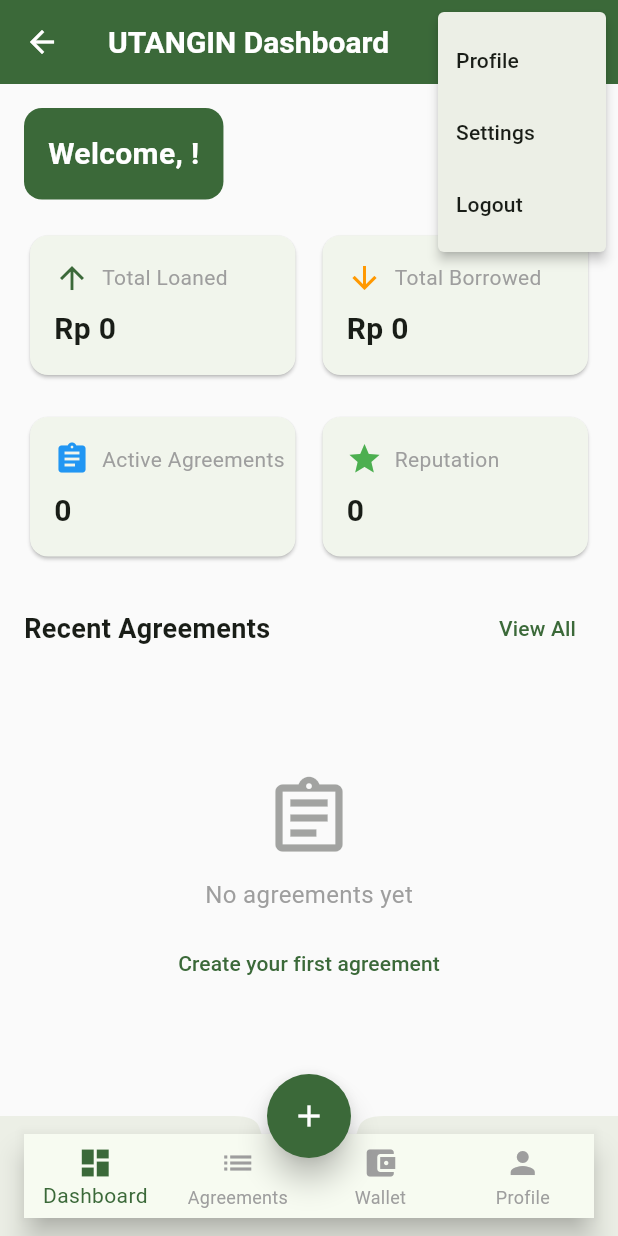
After one commit to Amrlmlna/Utangin, a Flutter app: the BottomNavDashboard screen opened by its route, after a tap on the "account circle" icon, on a phone screen of 412 x 824 dp. The commit adds this screen. Run offline on Flutter 3.47's test engine with Material 3 defaults, Android fonts, the phone set to English and light mode, and no system bars; our stand-ins replace flutter_dotenv, form_field_validator, qr_flutter, shared_preferences; missing offline and left inert: mobile_scanner; accounts and stored records are empty; network calls fail.

Commit message:
Implement modular dashboard with bottom navigation and reusable components

```diff
--- a/lib/main.dart
+++ b/lib/main.dart
@@ -5,7 +5,7 @@
 import 'screens/splash_screen.dart';
 import 'screens/login_screen.dart';
 import 'screens/register_screen.dart';
-import 'screens/dashboard_screen.dart';
+import 'screens/bottom_nav_dashboard.dart';
 import 'screens/create_agreement_screen.dart';
 import 'screens/qr_scanner_screen.dart';
 import 'screens/repayment_tracking_screen.dart';
@@ -34,7 +34,7 @@
             routes: {
               '/login': (context) => const LoginScreen(),
               '/register': (context) => const RegisterScreen(),
-              '/dashboard': (context) => const DashboardScreen(),
+              '/dashboard': (context) => const BottomNavDashboard(),
               '/create-agreement': (context) => const CreateAgreementScreen(),
               '/qr-scanner': (context) => const QRScannerScreen(),
               '/repayment-tracking': (context) => const RepaymentTrackingScreen(),
--- /dev/null
+++ b/lib/screens/bottom_nav_dashboard.dart
@@ -0,0 +1,316 @@
+import 'package:flutter/material.dart';
+import 'package:provider/provider.dart';
+import '../models/agreement.dart';
+import '../services/main_provider.dart';
+import '../widgets/bottom_nav_bar.dart';
+import '../widgets/floating_action_button.dart';
+import '../widgets/summary_card.dart';
+import '../widgets/agreement_list_item.dart';
+import 'create_agreement_screen.dart';
+import 'agreement_detail_screen.dart';
+
+class BottomNavDashboard extends StatefulWidget {
+  const BottomNavDashboard({super.key});
+
+  @override
+  State<BottomNavDashboard> createState() => _BottomNavDashboardState();
+}
+
+class _BottomNavDashboardState extends State<BottomNavDashboard> {
+  int _selectedIndex = 0;
+
+  @override
+  void initState() {
+    super.initState();
+    // Fetch agreements when dashboard loads
+    WidgetsBinding.instance.addPostFrameCallback((_) {
+      final mainProvider = Provider.of<MainProvider>(context, listen: false);
+      if (mainProvider.auth.user != null) {
+        mainProvider.agreement.fetchAgreements(mainProvider.auth.user!.id);
+      }
+    });
+  }
+
+  void _onItemTapped(int index) {
+    setState(() {
+      _selectedIndex = index;
+    });
+  }
+
+  @override
+  Widget build(BuildContext context) {
+    final mainProvider = Provider.of<MainProvider>(context);
+    final user = mainProvider.auth.user;
+    final agreements = mainProvider.agreement.agreements;
+
+    // Calculate summary statistics
+    double totalLoaned = agreements
+        .where((agreement) => agreement.lenderId == user?.id)
+        .fold(0, (sum, agreement) => sum + agreement.amount);
+
+    double totalBorrowed = agreements
+        .where((agreement) => agreement.borrowerId == user?.id)
+        .fold(0, (sum, agreement) => sum + agreement.amount);
+
+    int activeAgreements = agreements
+        .where((agreement) =>
+            agreement.status == AgreementStatus.active ||
+            agreement.status == AgreementStatus.overdue)
+        .length;
+
+    return Scaffold(
+      appBar: AppBar(
+        title: const Text('UTANGIN Dashboard'),
+        backgroundColor: Theme.of(context).colorScheme.primary,
+        foregroundColor: Theme.of(context).colorScheme.onPrimary,
+        actions: [
+          IconButton(
+            icon: const Icon(Icons.notifications),
+            onPressed: () {
+              // Navigate to notifications screen
+            },
+          ),
+          PopupMenuButton<String>(
+            icon: const Icon(Icons.account_circle),
+            onSelected: (String result) {
+              if (result == 'logout') {
+                _handleLogout(context);
+              }
+            },
+            itemBuilder: (BuildContext context) => [
+              const PopupMenuItem(
+                value: 'profile',
+                child: Text('Profile'),
+              ),
+              const PopupMenuItem(
+                value: 'settings',
+                child: Text('Settings'),
+              ),
+              PopupMenuItem(
+                value: 'logout',
+                child: const Text('Logout'),
+              ),
+            ],
+          ),
+        ],
+      ),
+      body: RefreshIndicator(
+        onRefresh: () async {
+          if (user != null) {
+            await mainProvider.agreement.fetchAgreements(user.id);
+          }
+        },
+        child: _buildDashboardContent(
+          context,
+          user,
+          totalLoaned,
+          totalBorrowed,
+          activeAgreements,
+          agreements,
+        ),
+      ),
+      floatingActionButton: CustomFloatingActionButton(
+        onPressed: () {
+          Navigator.push(
+            context,
+            MaterialPageRoute(
+              builder: (context) => const CreateAgreementScreen(),
+            ),
+          );
+        },
+        icon: Icons.add,
+        tooltip: 'Create Agreement',
+      ),
+      floatingActionButtonLocation: FloatingActionButtonLocation.centerDocked,
+      bottomNavigationBar: BottomNavBar(
+        currentIndex: _selectedIndex,
+        onTap: _onItemTapped,
+        items: [
+          const BottomNavigationBarItem(
+            icon: Icon(Icons.dashboard),
+            label: 'Dashboard',
+          ),
+          const BottomNavigationBarItem(
+            icon: Icon(Icons.list),
+            label: 'Agreements',
+          ),
+          const BottomNavigationBarItem(
+            icon: Icon(Icons.account_balance_wallet),
+            label: 'Wallet',
+          ),
+          const BottomNavigationBarItem(
+            icon: Icon(Icons.person),
+            label: 'Profile',
+          ),
+        ],
+      ),
+    );
+  }
+
+  Widget _buildDashboardContent(
+    BuildContext context,
+    dynamic user,
+    double totalLoaned,
+    double totalBorrowed,
+    int activeAgreements,
+    List<Agreement> agreements,
+  ) {
+    return Padding(
+      padding: const EdgeInsets.all(16.0),
+      child: Column(
+        crossAxisAlignment: CrossAxisAlignment.start,
+        children: [
+          // Welcome message
+          Container(
+            padding: const EdgeInsets.all(16),
+            decoration: BoxDecoration(
+              color: Theme.of(context).colorScheme.primary,
+              borderRadius: BorderRadius.circular(12),
+            ),
+            child: Text(
+              'Welcome, ${user?.name ?? "User"}!',
+              style: TextStyle(
+                color: Theme.of(context).colorScheme.onPrimary,
+                fontSize: 20,
+                fontWeight: FontWeight.bold,
+              ),
+            ),
+          ),
+          const SizedBox(height: 20),
+
+          // Summary cards
+          Row(
+            children: [
+              Expanded(
+                child: SummaryCard(
+                  title: 'Total Loaned',
+                  value: 'Rp ${totalLoaned.toStringAsFixed(0)}',
+                  icon: Icons.arrow_upward,
+                  color: Theme.of(context).colorScheme.primary,
+                ),
+              ),
+              const SizedBox(width: 10),
+              Expanded(
+                child: SummaryCard(
+                  title: 'Total Borrowed',
+                  value: 'Rp ${totalBorrowed.toStringAsFixed(0)}',
+                  icon: Icons.arrow_downward,
+                  color: Colors.orange,
+                ),
+              ),
+            ],
+          ),
+          const SizedBox(height: 20),
+
+          Row(
+            children: [
+              Expanded(
+                child: SummaryCard(
+                  title: 'Active Agreements',
+                  value: activeAgreements.toString(),
+                  icon: Icons.assignment,
+                  color: Colors.blue,
+                ),
+              ),
+              const SizedBox(width: 10),
+              Expanded(
+                child: SummaryCard(
+                  title: 'Reputation',
+                  value: user?.reputationScore.toString() ?? '0',
+                  icon: Icons.star,
+                  color: Colors.green,
+                ),
+              ),
+            ],
+          ),
+          const SizedBox(height: 20),
+
+          // Recent agreements section
+          Row(
+            mainAxisAlignment: MainAxisAlignment.spaceBetween,
+            children: [
+              const Text(
+                'Recent Agreements',
+                style: TextStyle(
+                  fontSize: 18,
+                  fontWeight: FontWeight.bold,
+                ),
+              ),
+              TextButton(
+                onPressed: () {
+                  // Navigate to all agreements screen
+                },
+                child: const Text('View All'),
+              ),
+            ],
+          ),
+          const SizedBox(height: 10),
+
+          // Agreement list
+          Flexible(
+            child: agreements.isEmpty
+                ? Center(
+                    child: Column(
+                      mainAxisAlignment: MainAxisAlignment.center,
+                      children: [
+                        Icon(
+                          Icons.assignment_outlined,
+                          size: 60,
+                          color: Theme.of(context).colorScheme.onSurface.withAlpha(100),
+                        ),
+                        const SizedBox(height: 10),
+                        const Text(
+                          'No agreements yet',
+                          style: TextStyle(
+                            fontSize: 16,
+                            color: Colors.grey,
+                          ),
+                        ),
+                        const SizedBox(height: 10),
+                        TextButton(
+                          onPressed: () {
+                            Navigator.push(
+                              context,
+                              MaterialPageRoute(
+                                builder: (context) => const CreateAgreementScreen(),
+                              ),
+                            );
+                          },
+                          child: const Text('Create your first agreement'),
+                        ),
+                      ],
+                    ),
+                  )
+                : ListView.builder(
+                    itemCount: agreements.length > 5 ? 5 : agreements.length,
+                    itemBuilder: (context, index) {
+                      final agreement = agreements[index];
+                      return AgreementListItem(
+                        agreement: agreement,
+                        onTap: () {
+                          Navigator.push(
+                            context,
+                            MaterialPageRoute(
+                              builder: (context) => AgreementDetailScreen(agreement: agreement),
+                            ),
+                          );
+                        },
+                        currentUserId: user?.id ?? '',
+                      );
+                    },
+                  ),
+          ),
+        ],
+      ),
+    );
+  }
+
+  void _handleLogout(BuildContext context) async {
+    final mainProvider = Provider.of<MainProvider>(context, listen: false);
+    final navigator = Navigator.of(context); // Store navigator reference before async call
+    await mainProvider.auth.logout();
+    if (mounted) {
+      navigator.pushNamedAndRemoveUntil('/login', (route) => false);
+    }
+  }
+}
--- a/lib/screens/login_screen.dart
+++ b/lib/screens/login_screen.dart
@@ -2,7 +2,7 @@
 import 'package:provider/provider.dart';
 import '../services/main_provider.dart';
 import 'register_screen.dart';
-import 'dashboard_screen.dart';
+import 'bottom_nav_dashboard.dart';
 
 class LoginScreen extends StatefulWidget {
   const LoginScreen({super.key});
@@ -45,7 +45,7 @@
             // Navigate to dashboard after successful login
             Navigator.pushReplacement(
               context,
-              MaterialPageRoute(builder: (context) => const DashboardScreen()),
+              MaterialPageRoute(builder: (context) => const BottomNavDashboard()),
             );
           }
         } else {
--- a/lib/screens/register_screen.dart
+++ b/lib/screens/register_screen.dart
@@ -3,7 +3,7 @@
 import 'package:provider/provider.dart';
 import '../models/auth.dart';
 import '../services/main_provider.dart';
-import 'dashboard_screen.dart';
+import 'bottom_nav_dashboard.dart';
 
 class RegisterScreen extends StatefulWidget {
   const RegisterScreen({super.key});
@@ -63,7 +63,7 @@
             // Navigate to dashboard or home screen directly
             Navigator.pushReplacement(
               context,
-              MaterialPageRoute(builder: (context) => const DashboardScreen()),
+              MaterialPageRoute(builder: (context) => const BottomNavDashboard()),
             );
           } else if (result is Map<String, dynamic> && result.containsKey('message')) {
             // Email confirmation required
--- /dev/null
+++ b/lib/widgets/agreement_list_item.dart
@@ -0,0 +1,68 @@
+import 'package:flutter/material.dart';
+import '../models/agreement.dart';
+
+class AgreementListItem extends StatelessWidget {
+  final Agreement agreement;
+  final VoidCallback onTap;
+  final String currentUserId;
+
+  const AgreementListItem({
+    super.key,
+    required this.agreement,
+    required this.onTap,
+    required this.currentUserId,
+  });
+
+  @override
+  Widget build(BuildContext context) {
+    bool isLender = agreement.lenderId == currentUserId;
+
+    return Card(
+      margin: const EdgeInsets.only(bottom: 10),
+      child: ListTile(
+        leading: CircleAvatar(
+          backgroundColor: _getStatusColor(agreement.status),
+          child: Icon(
+            isLender ? Icons.arrow_upward : Icons.arrow_downward,
+            color: Colors.white,
+          ),
+        ),
+        title: Text(
+          isLender
+              ? 'You lent to ${agreement.borrowerId}'
+              : 'You borrowed from ${agreement.lenderId}',
+          overflow: TextOverflow.ellipsis,
+        ),
+        subtitle: Text(
+          'Rp ${agreement.amount.toStringAsFixed(0)} • ${agreement.dueDate.toLocal().toString().split(' ')[0]}',
+        ),
+        trailing: Text(
+          _formatStatus(agreement.status),
+          style: TextStyle(
+            color: _getStatusColor(agreement.status),
+          ),
+        ),
+        onTap: onTap,
+      ),
+    );
+  }
+
+  Color _getStatusColor(AgreementStatus status) {
+    switch (status) {
+      case AgreementStatus.active:
+        return Colors.green;
+      case AgreementStatus.overdue:
+        return Colors.red;
+      case AgreementStatus.paid:
+        return Colors.blue;
+      case AgreementStatus.pending:
+        return Colors.grey;
+      case AgreementStatus.disputed:
+        return Colors.orange;
+    }
+  }
+
+  String _formatStatus(AgreementStatus status) {
+    return status.toString().split('.').last.toUpperCase();
+  }
+}
--- /dev/null
+++ b/lib/widgets/bottom_nav_bar.dart
@@ -0,0 +1,31 @@
+import 'package:flutter/material.dart';
+
+class BottomNavBar extends StatelessWidget {
+  final int currentIndex;
+  final Function(int) onTap;
+  final List<BottomNavigationBarItem> items;
+
+  const BottomNavBar({
+    super.key,
+    required this.currentIndex,
+    required this.onTap,
+    required this.items,
+  });
+
+  @override
+  Widget build(BuildContext context) {
+    return BottomAppBar(
+      elevation: 10,
+      shape: const CircularNotchedRectangle(),
+      notchMargin: 6,
+      child: BottomNavigationBar(
+        currentIndex: currentIndex,
+        onTap: onTap,
+        type: BottomNavigationBarType.fixed,
+        selectedItemColor: Theme.of(context).colorScheme.primary,
+        unselectedItemColor: Colors.grey,
+        items: items,
+      ),
+    );
+  }
+}
--- /dev/null
+++ b/lib/widgets/floating_action_button.dart
@@ -0,0 +1,26 @@
+import 'package:flutter/material.dart';
+
+class CustomFloatingActionButton extends StatelessWidget {
+  final VoidCallback onPressed;
+  final IconData icon;
+  final String tooltip;
+
+  const CustomFloatingActionButton({
+    super.key,
+    required this.onPressed,
+    required this.icon,
+    this.tooltip = 'Add',
+  });
+
+  @override
+  Widget build(BuildContext context) {
+    return FloatingActionButton(
+      onPressed: onPressed,
+      backgroundColor: Theme.of(context).colorScheme.primary,
+      foregroundColor: Theme.of(context).colorScheme.onPrimary,
+      shape: const CircleBorder(),
+      elevation: 8,
+      child: Icon(icon),
+    );
+  }
+}
--- /dev/null
+++ b/lib/widgets/summary_card.dart
@@ -0,0 +1,51 @@
+import 'package:flutter/material.dart';
+
+class SummaryCard extends StatelessWidget {
+  final String title;
+  final String value;
+  final IconData icon;
+  final Color color;
+
+  const SummaryCard({
+    super.key,
+    required this.title,
+    required this.value,
+    required this.icon,
+    required this.color,
+  });
+
+  @override
+  Widget build(BuildContext context) {
+    return Card(
+      child: Container(
+        padding: const EdgeInsets.all(16),
+        child: Column(
+          crossAxisAlignment: CrossAxisAlignment.start,
+          children: [
+            Row(
+              children: [
+                Icon(icon, color: color),
+                const SizedBox(width: 8),
+                Text(
+                  title,
+                  style: const TextStyle(
+                    fontSize: 14,
+                    color: Colors.grey,
+                  ),
+                ),
+              ],
+            ),
+            const SizedBox(height: 8),
+            Text(
+              value,
+              style: const TextStyle(
+                fontSize: 20,
+                fontWeight: FontWeight.bold,
+              ),
+            ),
+          ],
+        ),
+      ),
+    );
+  }
+}
```
Also changed, not shown: 1 other file.
